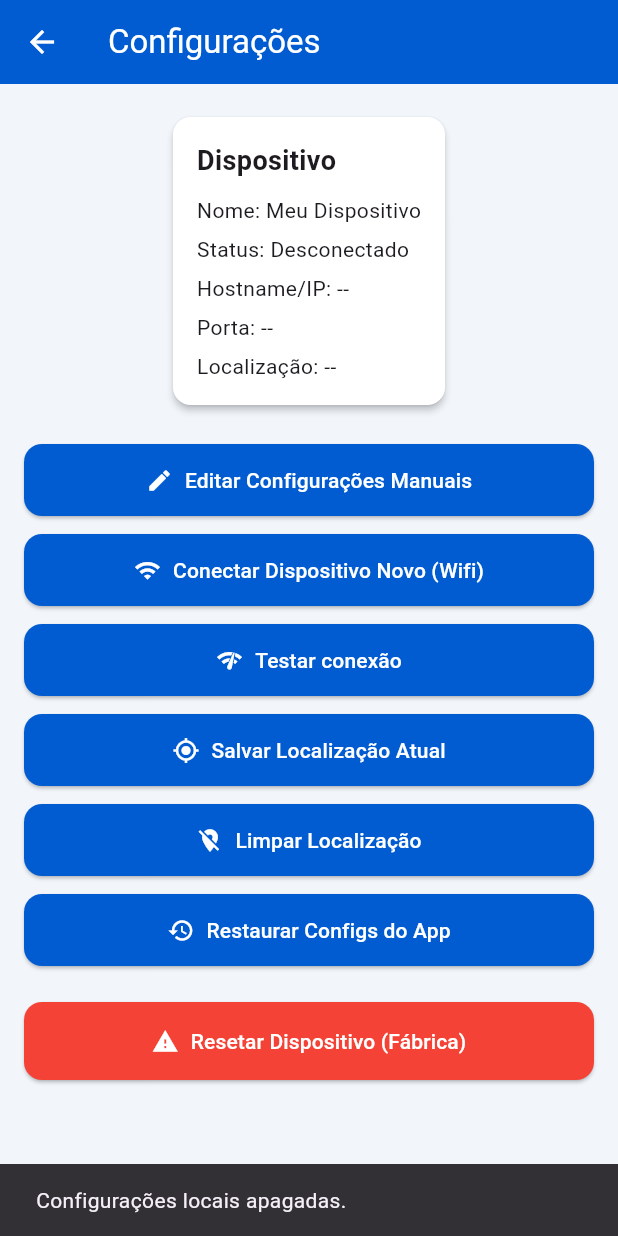
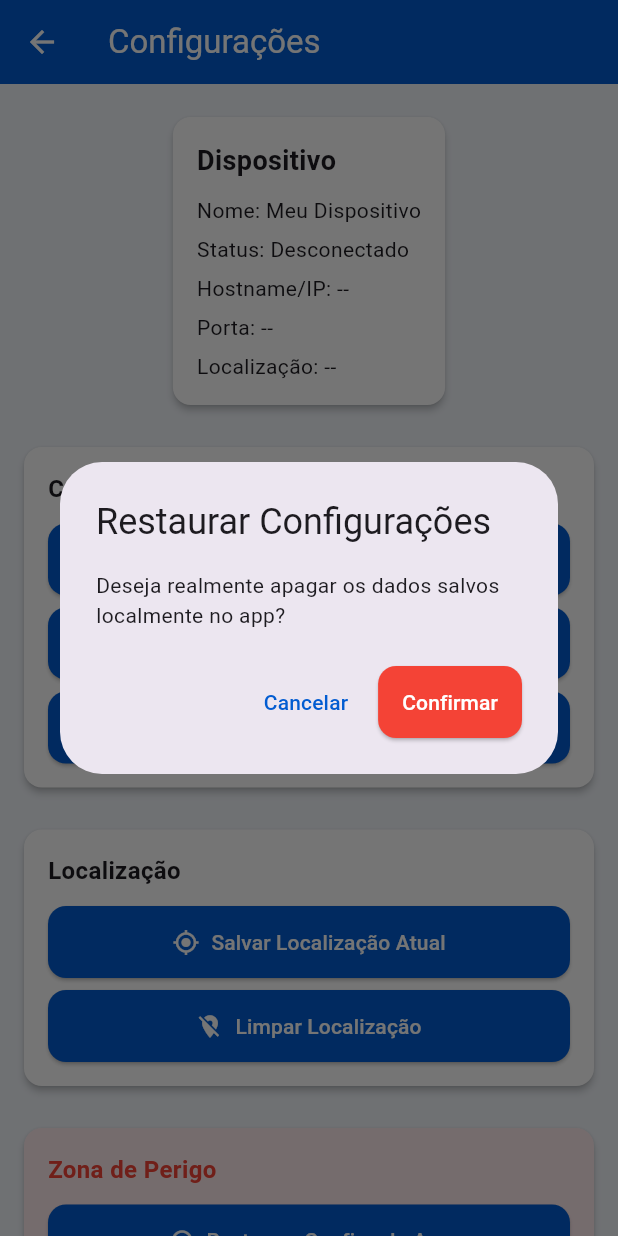
Before and after one commit to arthurlunkes/mobile-home-assist, a Flutter app: the ConfigPage screen opened directly, after a tap on "Restaurar Configs do App", on a phone screen of 412 x 824 dp. Run offline on Flutter 3.47's test engine with Material 3 defaults, Android fonts, the phone set to English and light mode, and no system bars; our stand-ins replace geolocator, google_maps_flutter, permission_handler, sqflite; missing offline and left inert: maps_launcher, wifi_scan; accounts and stored records are empty.

Commit message:
style: realizado alguns ajustes visuais

```diff
--- a/lib/pages/config_page.dart
+++ b/lib/pages/config_page.dart
@@ -51,7 +51,9 @@ class _ConfigPageState extends State<ConfigPage> {
           mainAxisSize: MainAxisSize.min,
           children: [
             TextField(controller: nameCtrl, decoration: const InputDecoration(labelText: 'Nome do Dispositivo')),
+            const SizedBox(height: 16),
             TextField(controller: hostCtrl, decoration: const InputDecoration(labelText: 'Hostname/IP')),
+            const SizedBox(height: 16),
             TextField(controller: portCtrl, decoration: const InputDecoration(labelText: 'Porta'), keyboardType: TextInputType.number),
           ],
         ),
@@ -80,6 +82,7 @@ class _ConfigPageState extends State<ConfigPage> {
     List<WifiNetwork> networks = [];
     String? selectedSsid;
     bool isManualSsid = false;
+    bool obscurePassword = true;
     final ssidManualController = TextEditingController();
     final passwordController = TextEditingController();
     final formKey = GlobalKey<FormState>();
@@ -197,7 +200,7 @@ class _ConfigPageState extends State<ConfigPage> {
                           return DropdownMenuItem(
                             value: net.ssid,
                             child: Text(
-                              '${net.ssid} (${net.rssi} dBm)',
+                              net.ssid,
                               overflow: TextOverflow.ellipsis,
                             ),
                           );
@@ -232,11 +235,19 @@ class _ConfigPageState extends State<ConfigPage> {
                     const SizedBox(height: 16),
                     TextFormField(
                       controller: passwordController,
-                      decoration: const InputDecoration(
+                      decoration: InputDecoration(
                         labelText: 'Senha da rede WiFi',
+                        suffixIcon: IconButton(
+                          icon: Icon(obscurePassword ? Icons.visibility : Icons.visibility_off),
+                          onPressed: () {
+                            setDialogState(() {
+                              obscurePassword = !obscurePassword;
+                            });
+                          },
+                        ),
                       ),
                       keyboardType: TextInputType.visiblePassword,
-                      obscureText: true,
+                      obscureText: obscurePassword,
                       validator: (value) {
                         if (value == null || value.isEmpty) {
                           return 'Informe a senha';
@@ -349,6 +360,31 @@ class _ConfigPageState extends State<ConfigPage> {
     return value.toStringAsFixed(6);
   }
 
+  Future<bool> _confirmarAcao(String titulo, String mensagem) async {
+    final result = await showDialog<bool>(
+      context: context,
+      builder: (context) => AlertDialog(
+        title: Text(titulo),
+        content: Text(mensagem),
+        actions: [
+          TextButton(
+            onPressed: () => Navigator.of(context).pop(false),
+            child: const Text('Cancelar'),
+          ),
+          ElevatedButton(
+            style: ElevatedButton.styleFrom(
+              backgroundColor: Colors.red,
+              foregroundColor: Colors.white,
+            ),
+            onPressed: () => Navigator.of(context).pop(true),
+            child: const Text('Confirmar'),
+          ),
+        ],
+      ),
+    );
+    return result ?? false;
+  }
+
   @override
   Widget build(BuildContext context) {
     final config = _controller.config;
@@ -401,31 +437,39 @@ class _ConfigPageState extends State<ConfigPage> {
                 ),
               ),
             ),
-            const SizedBox(height: 20),
-            ActionButton(
-              label: 'Editar Configurações Manuais',
-              icon: Icons.edit,
-              onPressed: _editarConfiguracoes,
+            const SizedBox(height: 16),
+            Card(
+              child: Padding(
+                padding: const EdgeInsets.all(16),
+                child: Column(
+                  crossAxisAlignment: CrossAxisAlignment.stretch,
+                  children: [
+                    const Text('Conexão', style: TextStyle(fontSize: 16, fontWeight: FontWeight.bold)),
+                    const SizedBox(height: 12),
+                    ActionButton(label: 'Editar Configurações Manuais', icon: Icons.edit, onPressed: _editarConfiguracoes),
+                    const SizedBox(height: 8),
+                    ActionButton(label: 'Conectar Dispositivo Novo (Wifi)', icon: Icons.wifi, onPressed: connectDevice),
+                    const SizedBox(height: 8),
+                    ActionButton(label: 'Testar conexão', icon: Icons.network_check, onPressed: _controller.carregando ? () {} : _testarConexao),
+                  ],
                 ),
-            const SizedBox(height: 12),
-            ActionButton(
-              label: 'Conectar Dispositivo Novo (Wifi)',
-              icon: Icons.wifi,
-              onPressed: connectDevice,
               ),
-            const SizedBox(height: 12),
-            ActionButton(
-              label: 'Testar conexão',
-              icon: Icons.network_check,
-              onPressed: _controller.carregando ? () {} : _testarConexao,
             ),
+            const SizedBox(height: 16),
+            Card(
+              child: Padding(
+                padding: const EdgeInsets.all(16),
+                child: Column(
+                  crossAxisAlignment: CrossAxisAlignment.stretch,
+                  children: [
+                    const Text('Localização', style: TextStyle(fontSize: 16, fontWeight: FontWeight.bold)),
                     const SizedBox(height: 12),
                     ActionButton(
                       label: _controller.buscandoLocalizacao ? 'Buscando Localização...' : 'Salvar Localização Atual',
                       icon: Icons.my_location,
                       onPressed: _controller.buscandoLocalizacao ? () {} : _atualizarLocalizacao,
                     ),
-            const SizedBox(height: 12),
+                    const SizedBox(height: 8),
                     ActionButton(
                       label: 'Limpar Localização',
                       icon: Icons.location_off,
@@ -436,20 +480,37 @@ class _ConfigPageState extends State<ConfigPage> {
                          }
                       },
                     ),
+                  ],
+                ),
+              ),
+            ),
+            const SizedBox(height: 16),
+            Card(
+              color: Colors.red.shade50,
+              child: Padding(
+                padding: const EdgeInsets.all(16),
+                child: Column(
+                  crossAxisAlignment: CrossAxisAlignment.stretch,
+                  children: [
+                    const Text('Zona de Perigo', style: TextStyle(fontSize: 16, fontWeight: FontWeight.bold, color: Colors.red)),
                     const SizedBox(height: 12),
                     ActionButton(
                       label: 'Restaurar Configs do App',
                       icon: Icons.restore,
                       onPressed: _controller.carregando ? () {} : () async {
+                         final confirma = await _confirmarAcao('Restaurar Configurações', 'Deseja realmente apagar os dados salvos localmente no app?');
+                         if (!confirma) return;
                          await _controller.resetarConfiguracoesApp();
                          if (context.mounted) {
                            ScaffoldMessenger.of(context).showSnackBar(const SnackBar(content: Text('Configurações locais apagadas.')));
                          }
                       },
                     ),
-            const SizedBox(height: 24),
+                    const SizedBox(height: 12),
                     ElevatedButton.icon(
                       onPressed: _controller.carregando ? null : () async {
+                         final confirma = await _confirmarAcao('Resetar ESP32', 'Isso irá apagar as configurações de rede do ESP32. Deseja continuar?');
+                         if (!confirma) return;
                          final ok = await _controller.resetarDispositivo();
                          if (context.mounted) {
                             ScaffoldMessenger.of(context).showSnackBar(SnackBar(content: Text(ok ? 'ESP32 resetado com sucesso!' : 'Erro ao resetar o ESP32.')));
@@ -461,7 +522,10 @@ class _ConfigPageState extends State<ConfigPage> {
                         backgroundColor: Colors.red,
                         foregroundColor: Colors.white,
                         padding: const EdgeInsets.symmetric(vertical: 16),
-                minimumSize: const Size(double.infinity, 50),
+                      ),
+                    ),
+                  ],
+                ),
               ),
             ),
             if (_controller.buscandoLocalizacao) ...[
```
Also changed, not shown: lib/pages/control_page.dart (+4 -4 lines). Lines whose indentation alone changed are shown as unchanged.
